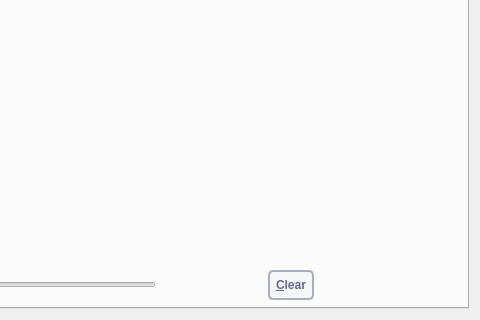
First picture: the form in src/qt/forms/debugwindow.ui, repository MB8Coin/mb8coin-core, before the edit; both pictures show x 260 to 740 and y 275 to 595 of the 740 by 595 pixel window.
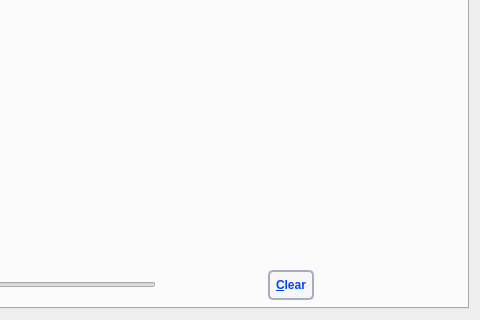
Second picture: the form after the edit. The open tabs and pages were chosen to show the change. Icons and pictures are not drawn. Custom widgets are drawn as their Qt base class.

Commit message: Updated the color schemes and fixed an issue with new wallets syncing

```diff
--- a/src/qt/forms/debugwindow.ui
+++ b/src/qt/forms/debugwindow.ui
@@ -669,7 +669,7 @@
            <item>
             <widget class="QPushButton" name="btnClearTrafficGraph">
              <property name="styleSheet">
-              <string notr="true"> background: #f6f6f6; border: 2px solid #a9adc4; border-radius: 5px; padding: 6px; text-transform: uppercase; color: #616998; font-weight: bold</string>
+              <string notr="true"> background: #f6f6f6; border: 2px solid #a9adc4; border-radius: 5px; padding: 6px; text-transform: uppercase; color: #0343f6; font-weight: bold</string>
              </property>
              <property name="text">
               <string>&amp;Clear</string>
```
The commit also changes 22 other files.
